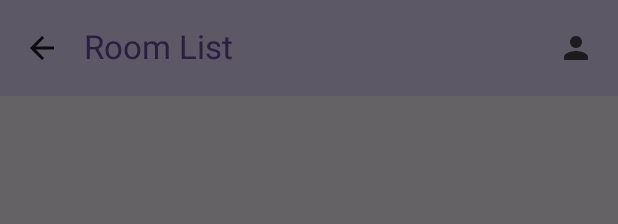
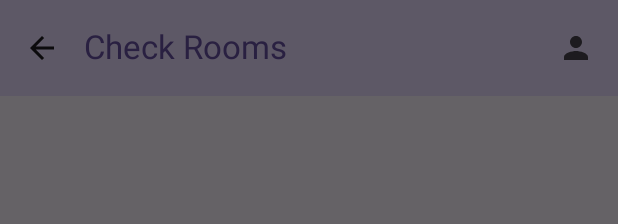
Before and after one commit to adrianlkc112/vm-staff, an Android app built with Jetpack Compose: the @Preview function ErrorRoomScreenPreview, on a phone screen of 412 x 824 dp. Shown: the top 224 px of the screen. Run offline under Robolectric (Android 15) with nearby library versions, the phone set to English and light mode, and no system bars; libraries missing offline, so code that uses them is left out: com.ramcosta.composedestinations.

Commit message:
fix(ui): Fix name mismatch between screens

```diff
--- a/people/feature/src/main/res/values/strings.xml
+++ b/people/feature/src/main/res/values/strings.xml
@@ -1,6 +1,6 @@
 <?xml version="1.0" encoding="utf-8"?>
 <resources>
-    <string name="people_title">Staff List</string>
+    <string name="people_title">Staff Details</string>
     <string name="click_to_details">Click item to view details</string>
 
     <string name="avatar">Avatar</string>
--- a/room/feature/src/main/res/values/strings.xml
+++ b/room/feature/src/main/res/values/strings.xml
@@ -1,6 +1,6 @@
 <?xml version="1.0" encoding="utf-8"?>
 <resources>
-    <string name="room_title">Room List</string>
+    <string name="room_title">Check Rooms</string>
 
     <string name="available">Available</string>">
     <string name="available_no">No</string>">
```
